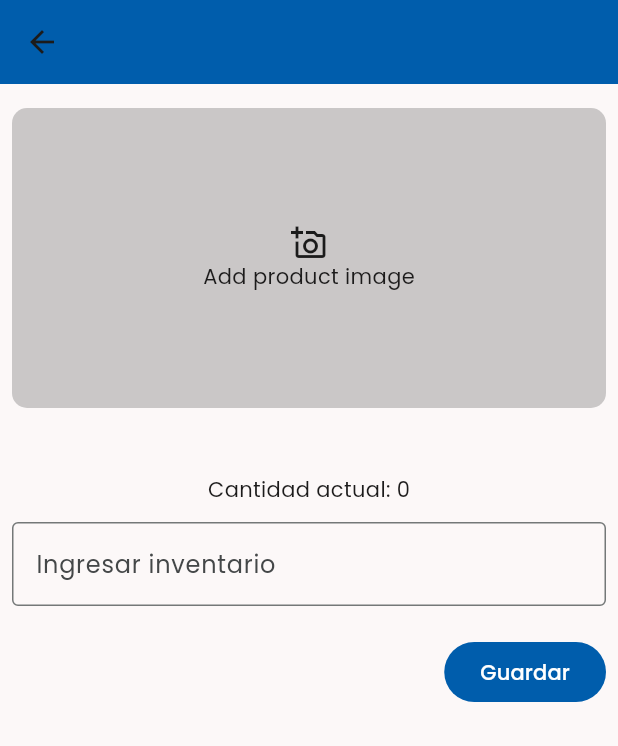
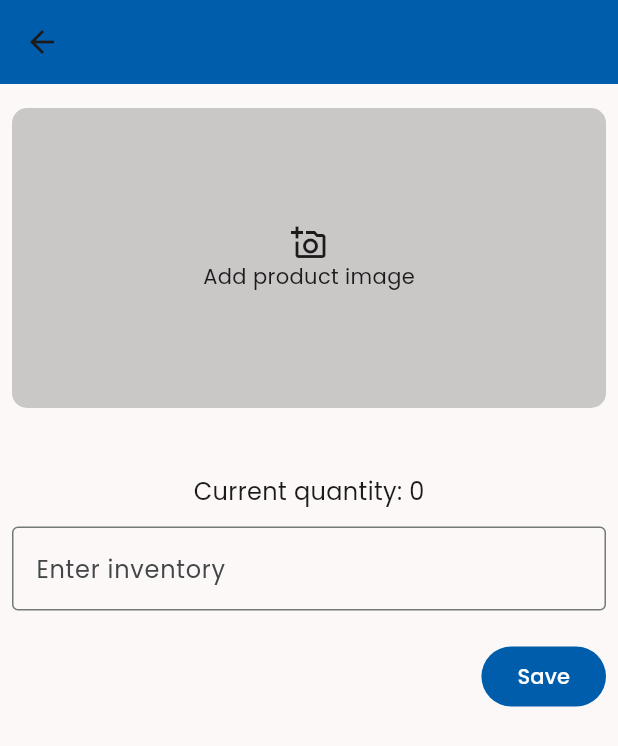
Before and after one commit to Emilio-Rendon-Dinen/mecaInventory, a Flutter app: the RestockProductScreen screen opened directly with empty values, on a phone screen of 412 x 824 dp. Shown: the top 746 px of the screen. Run offline on Flutter 3.47's test engine with Material 3 defaults, Android fonts, the phone set to English and light mode, and no system bars; our stand-ins replace bloc, device_info_plus, flutter_bloc, flutter_slidable, get_it, google_fonts and 4 more; accounts and stored records are empty.

Commit message:
wip se implementa strings en la pantalla de restock

```diff
--- a/lib/src/config/l10n/app_en.arb
+++ b/lib/src/config/l10n/app_en.arb
@@ -58,5 +58,17 @@
     "takePhoto": "Take photo",
     "permissionDenied": "Permission denied",
     "errorSelectingImage": "Error selecting image",
-    "addProductImage": "Add product image"
+    "addProductImage": "Add product image",
+    "save": "Save",
+    "enterInventory": "Enter inventory",
+    "currentQuantity": "Current quantity: {currentQuantity}",
+    "@currentQuantity": {
+        "description": "Current quantity displayed when restocking a product",
+        "placeholders": {
+            "currentQuantity": {
+                "type": "int",
+                "example": "5"
+            }
+        }
+    }
 }
--- a/lib/src/config/l10n/app_localizations.dart
+++ b/lib/src/config/l10n/app_localizations.dart
@@ -277,6 +277,24 @@ abstract class AppLocalizations {
   /// In es, this message translates to:
   /// **'Agregar imagen del producto'**
   String get addProductImage;
+
+  /// No description provided for @save.
+  ///
+  /// In es, this message translates to:
+  /// **'Guardar'**
+  String get save;
+
+  /// No description provided for @enterInventory.
+  ///
+  /// In es, this message translates to:
+  /// **'Ingresar inventario'**
+  String get enterInventory;
+
+  /// Cantidad actual del producto
+  ///
+  /// In es, this message translates to:
+  /// **'Cantidad actual: {currentQuantity}'**
+  String currentQuantity(int currentQuantity);
 }
 
 class _AppLocalizationsDelegate
--- a/lib/src/config/l10n/app_localizations_en.dart
+++ b/lib/src/config/l10n/app_localizations_en.dart
@@ -105,4 +105,15 @@ class AppLocalizationsEn extends AppLocalizations {
 
   @override
   String get addProductImage => 'Add product image';
+
+  @override
+  String get save => 'Save';
+
+  @override
+  String get enterInventory => 'Enter inventory';
+
+  @override
+  String currentQuantity(int currentQuantity) {
+    return 'Current quantity: $currentQuantity';
+  }
 }
--- a/lib/src/presentation/screens/restock_product/restock_product_screen.dart
+++ b/lib/src/presentation/screens/restock_product/restock_product_screen.dart
@@ -2,6 +2,7 @@ import 'package:flutter/material.dart';
 import 'package:flutter/services.dart';
 import 'package:meca_inventory/src/config/dependency_injection/get_it.dart';
 import 'package:meca_inventory/src/config/navigation/navigation.dart';
+import 'package:meca_inventory/src/config/utils/build_context_localizations.dart';
 import 'package:meca_inventory/src/domain/use_cases/edit_product_use_case.dart';
 import 'package:meca_inventory/src/presentation/screens/add_product/widgets/image_picker_button.dart';
 import 'package:meca_inventory/src/presentation/screens/home/home_screen.dart';
@@ -47,8 +48,8 @@ class _RestockProductScreenState extends State<RestockProductScreen> {
                 );
               } else if (state is EditProductError) {
                 ScaffoldMessenger.of(context).showSnackBar(
-                  const SnackBar(
-                    content: Text('Error al agregar producto'),
+                  SnackBar(
+                    content: Text(context.strings.editProductError),
                   ),
                 );
               }
@@ -101,7 +102,10 @@ class _RestockProductScreenState extends State<RestockProductScreen> {
                             child: Column(
                               children: [
                                 Text(
-                                    'Cantidad actual: ${product.currentQuantity}'),
+                                  context.strings.currentQuantity(
+                                      product.currentQuantity ?? 0),
+                                  style: const TextStyle(fontSize: 16),
+                                ),
                                 const SizedBox(height: 12),
                                 TextFormField(
                                   keyboardType: TextInputType.number,
@@ -109,17 +113,17 @@ class _RestockProductScreenState extends State<RestockProductScreen> {
                                   inputFormatters: [
                                     FilteringTextInputFormatter.digitsOnly,
                                   ],
-                                  decoration: const InputDecoration(
-                                    labelText: 'Ingresar inventario',
-                                    border: OutlineInputBorder(),
+                                  decoration: InputDecoration(
+                                    labelText: context.strings.enterInventory,
+                                    border: const OutlineInputBorder(),
                                   ),
                                   validator: (value) {
                                     if (value == null || value.isEmpty) {
-                                      return 'Por favor ingrese un valor';
+                                      return context.strings.validValue;
                                     }
                                     final quantity = num.tryParse(value);
                                     if (quantity == null || quantity <= 0) {
-                                      return 'Por favor ingrese un número válido';
+                                      return context.strings.validNumber;
                                     }
                                     return null;
                                   },
@@ -159,7 +163,7 @@ class _RestockProductScreenState extends State<RestockProductScreen> {
                                               );
                                         }
                                       },
-                                      child: const Text('Guardar'),
+                                      child: Text(context.strings.save),
                                     ),
                                   ],
                                 ),
```
Also changed, not shown: lib/src/config/l10n/app_es.arb (+13 -1 lines), lib/src/config/l10n/app_localizations_es.dart (+11 -0 lines).
